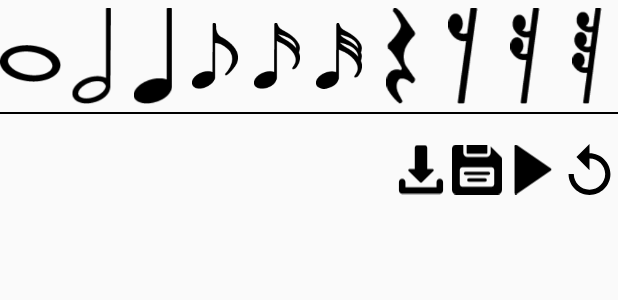
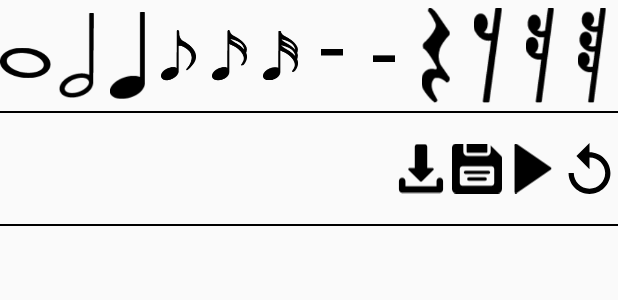
Before and after one commit to gsoosk/SanturMusicSheet, an Android app: the layout activity_note.xml on its own in the app's theme, with its tools: preview values and no code run, on a phone screen of 412 x 824 dp. Shown: the top 300 px of the screen. Run offline under Robolectric (Android 15) with nearby library versions, the light colour scheme and no system bars.

Commit message:
* Add new silent nodes * Add delete note button * Add inserting note inside other notes button

```diff
--- a/app/src/main/res/layout/activity_note.xml
+++ b/app/src/main/res/layout/activity_note.xml
@@ -70,6 +70,22 @@
                 android:layout_weight="1"
                 app:srcCompat="@drawable/note_5_1"
                 android:padding="5dp"/>
+
+            <far.zad.gsoosk.musiccomposer.Notes.NoteButton
+                android:id="@+id/bsilent_4"
+                android:layout_width="0dp"
+                android:layout_height="match_parent"
+                android:layout_weight="1"
+                app:srcCompat="@drawable/silent_4"
+                android:padding="10dp"/>
+
+            <far.zad.gsoosk.musiccomposer.Notes.NoteButton
+                android:id="@+id/bsilent_5"
+                android:layout_width="0dp"
+                android:layout_height="match_parent"
+                android:layout_weight="1"
+                app:srcCompat="@drawable/silent_5"
+                android:padding="10dp"/>
 
             <far.zad.gsoosk.musiccomposer.Notes.NoteButton
                 android:id="@+id/bsilent_0"
@@ -187,6 +203,15 @@
 
 
         </LinearLayout>
+        <LinearLayout
+            android:layout_width="match_parent"
+            android:layout_height="1dp"
+            android:background="@color/main_line_color">
+
+            <View
+                android:layout_width="match_parent"
+                android:layout_height="match_parent" />
+        </LinearLayout>
 
         <HorizontalScrollView
             android:id="@+id/scroll"
--- a/app/src/main/res/values/colors.xml
+++ b/app/src/main/res/values/colors.xml
@@ -10,4 +10,5 @@
     <color name="playing">#3662FF69</color>
     <color name="two_hands">#5593C2</color>
     <color name="white">#FFFF</color>
+    <color name="add_back">#12696868</color>
 </resources>
```
Also changed, not shown: app/src/main/java/far/zad/gsoosk/musiccomposer/Notes/LineView.java (+101 -26 lines), app/src/main/java/far/zad/gsoosk/musiccomposer/Notes/Note.java (+10 -3 lines), app/src/main/java/far/zad/gsoosk/musiccomposer/Notes/NoteActivity.java (+39 -11 lines), app/src/main/res/drawable-v24/delete.png (added), app/src/main/res/drawable-v24/plus.png (added), app/src/main/res/drawable-v24/silent_4.png (added), app/src/main/res/drawable-v24/silent_5.png (added).
